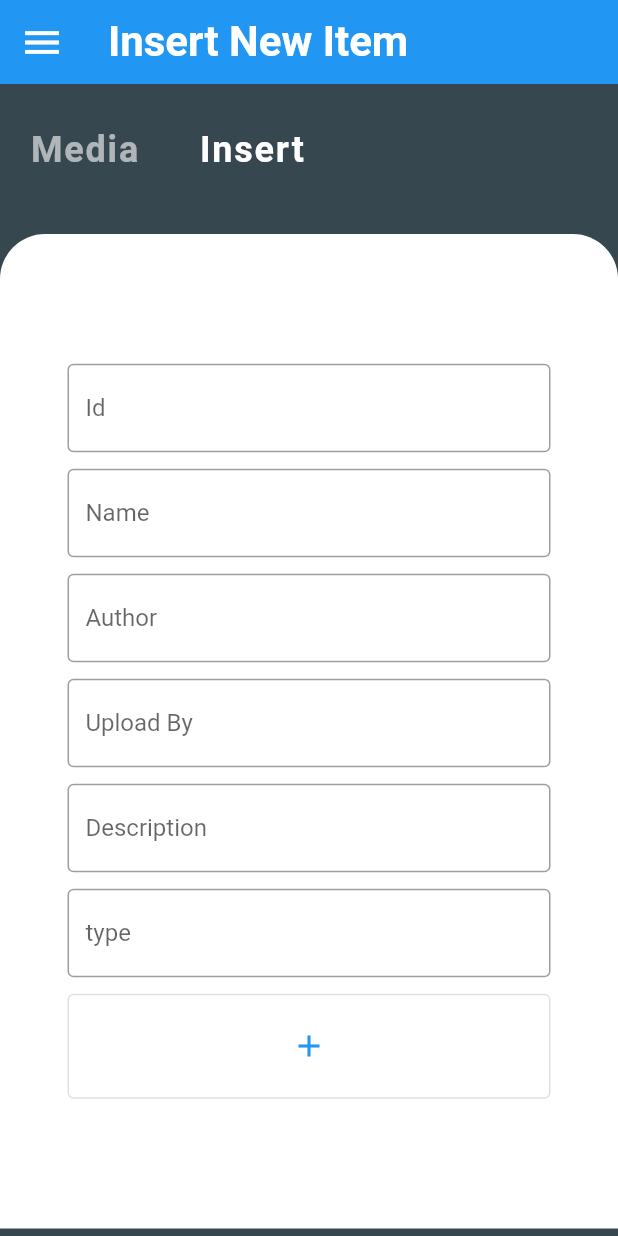
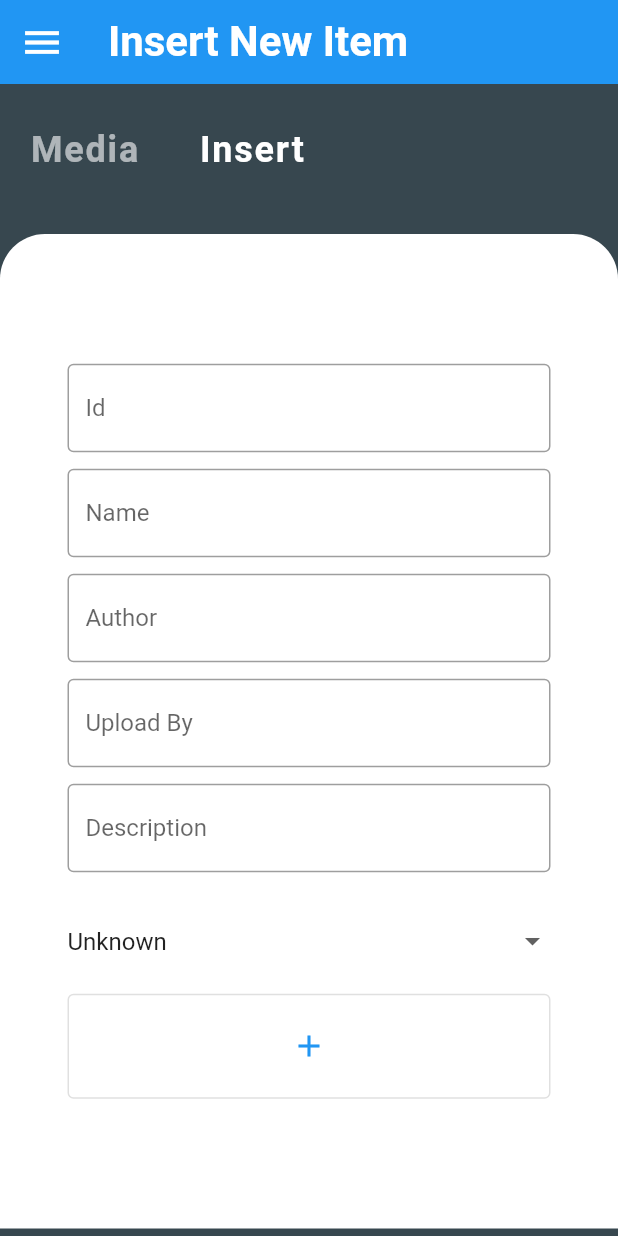
Before and after one commit to Nasser-Eddin-Nasser/ML, a Flutter app: the Insert screen opened directly, on a phone screen of 412 x 824 dp. Run offline on Flutter 3.47's test engine with Material 2 defaults, Android fonts, the phone set to English and light mode, and no system bars; network calls fail.

Commit message:
fix bug in backend and add drop down in flutter

```diff
--- a/flutter/myapp/lib/http_service.dart
+++ b/flutter/myapp/lib/http_service.dart
@@ -8,7 +8,8 @@ class HttpService {
 
   void createMedia(Media media) async {
     // ignore: avoid_print
-    print("asd");
+    print(media.type);
+    print("media.type");
     await post(
       Uri.parse(serverUrl),
       headers: <String, String>{
--- a/flutter/myapp/lib/widgets/insert_media.dart
+++ b/flutter/myapp/lib/widgets/insert_media.dart
@@ -16,10 +16,8 @@ class _InsertMediaState extends State<Insert_media> {
   late String description;
   late String uploadBy;
   late String uploadDate;
-  late String type;
-
+  late String type = "Unknown";
   void onSubmit() {
-    print("asd123123");
     HttpService().createMedia(Media(
         id: id,
         name: name,
@@ -28,14 +26,6 @@ class _InsertMediaState extends State<Insert_media> {
         uploadBy: uploadBy,
         uploadDate: getCurrentDate(),
         type: type));
-    // dummyMedia.add(Media(
-    //     id: id,
-    //     name: name,
-    //     author: author,
-    //     description: description,
-    //     uploadBy: uploadBy,
-    //     uploadDate: getCurrentDate(),
-    //     type: type));
   }
 
   void onChangeAuthor(String text) {
@@ -68,19 +58,12 @@ class _InsertMediaState extends State<Insert_media> {
     });
   }
 
-  // void onChangeUploadDate(String text) {
-  //   setState(() {
-  //     uploadDate = text;
-  //   });
-  // }
-
   void onChaneType(String text) {
+    print(text);
     setState(() {
       type = text;
     });
   }
-
-  // static const String now = DateFormat("yyyy-MM-dd HH:mm:ss").format(DateTime.now());
 
   String getCurrentDate() {
     return DateFormat("yyyy-MM-dd HH:mm:ss").format(DateTime.now());
@@ -108,8 +91,9 @@ class _InsertMediaState extends State<Insert_media> {
               padding: const EdgeInsets.all(10.0),
               margin: const EdgeInsets.all(10.0),
               alignment: Alignment.center,
-              child: ListView(shrinkWrap: true, itemExtent: 70.0,
-                  // mainAxisAlignment: MainAxisAlignment.spaceBetween,
+              child: ListView(
+                  shrinkWrap: true,
+                  itemExtent: 70.0,
                   children: <Widget>[
                     TextField(
                         keyboardType: TextInputType.number,
@@ -147,35 +131,58 @@ class _InsertMediaState extends State<Insert_media> {
                         onChanged: (text) {
                           onDescription(text);
                         }),
-                    // Container(
-                    //   // height: 5,
-                    //   // margin: const EdgeInsets.all(15.0),
-                    //   // padding: const EdgeInsets.all(3.0),
-                    //   decoration: BoxDecoration(
-                    //       border: Border.all(color: Colors.black)),
-                    //   child: Text(getCurrentDate()),
-                    // ),
-                    // Text(
-                    //   getCurrentDate(),
-                    //   style: const TextStyle(
-                    //     color: Colors.grey,
-                    //     fontSize: 15.0,
-                    //     fontWeight: FontWeight.bold,
+                    // DropdownButton<String>(
+                    //   value: _chosenValue,
+                    //   //elevation: 5,
+                    //   style: const TextStyle(color: Colors.black),
+
+                    //   items: <String>[
+                    //     'Android',
+                    //     'IOS',
+                    //     'Flutter',
+                    //     'Node',
+                    //     'Java',
+                    //     'Python',
+                    //     'PHP',
+                    //   ].map<DropdownMenuItem<String>>((String value) {
+                    //     return DropdownMenuItem<String>(
+                    //       value: value,
+                    //       child: Text(value),
+                    //     );
+                    //   }).toList(),
+                    //   hint: const Text(
+                    //     "Please choose a langauage",
+                    //     style: TextStyle(
+                    //         color: Colors.black,
+                    //         fontSize: 16,
+                    //         fontWeight: FontWeight.w600),
                     //   ),
                     // ),
+//
+                    DropdownButtonHideUnderline(
+                      child: DropdownButton<String>(
+                        hint: const Text("Select Type"),
+                        value: type,
+                        isDense: true,
+                        onChanged: (newValue) {
+                          assert(newValue != null);
+                          onChaneType(newValue!);
+                        },
+                        items: <String>['CD', 'DVD', 'Book', 'EBook', 'Unknown']
+                            .map((String value) {
+                          return DropdownMenuItem<String>(
+                            value: value,
+                            child: Text(value),
+                          );
+                        }).toList(),
+                      ),
+                    ),
                     // TextField(
-                    //   decoration: const InputDecoration(
-                    //       border: OutlineInputBorder(), hintText: getCurrentDate() ),
-                    //   onChanged: (text) {
-                    //     onChangeUploadDate(text);
-                    //   },
-                    // ),
-                    TextField(
-                        decoration: const InputDecoration(
-                            border: OutlineInputBorder(), hintText: 'type'),
-                        onChanged: (text) {
-                          onChaneType(text);
-                        }),
+                    //     decoration: const InputDecoration(
+                    //         border: OutlineInputBorder(), hintText: 'type'),
+                    //     onChanged: (text) {
+                    //       onChaneType(text);
+                    //     }),
                     OutlinedButton(
                       onPressed: onSubmit,
                       child: const Icon(Icons.add),
@@ -187,8 +194,4 @@ class _InsertMediaState extends State<Insert_media> {
   }
 }
 
-
-
-
-
 // dummyMedia
```
Also changed, not shown: 1 other file.
